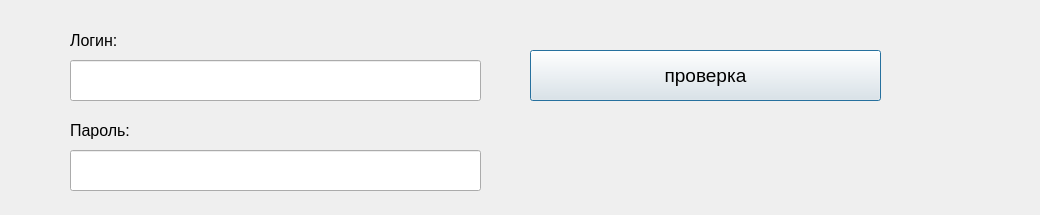
Qt form UIs/UserCheck.ui (Cheshuyka/BookFoU) before a commit.
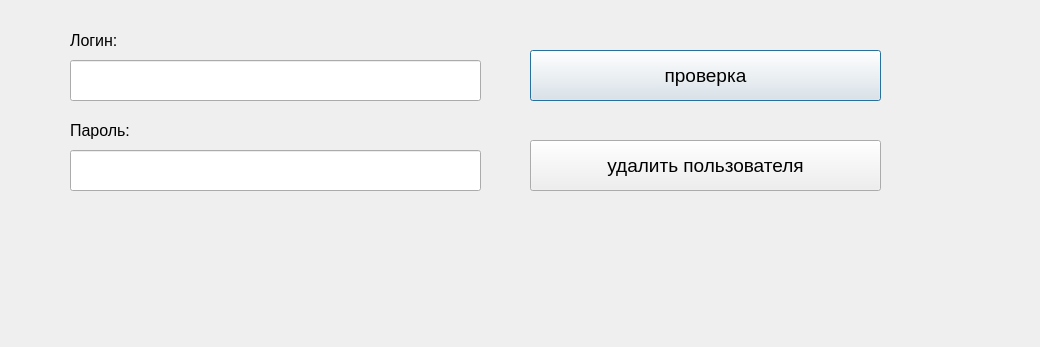
The same form after that commit.

Commit message: Сделал возможность удаления пользователя. Изменил ui для вывода книги, входа в приложение, написания сочинений. Добавил возможность отмечать прочитанные книги. Нужно: сделать возможность показывать уже написанные сочинения.

Patch:
```diff
--- a/UIs/UserCheck.ui
+++ b/UIs/UserCheck.ui
@@ -7,7 +7,7 @@
     <x>0</x>
     <y>0</y>
     <width>1040</width>
-    <height>215</height>
+    <height>347</height>
    </rect>
   </property>
   <property name="windowTitle">
@@ -107,7 +107,7 @@
    <property name="geometry">
     <rect>
      <x>530</x>
-     <y>130</y>
+     <y>260</y>
      <width>491</width>
      <height>71</height>
     </rect>
@@ -121,6 +121,24 @@
     <string/>
    </property>
   </widget>
+  <widget class="QPushButton" name="delete_btn">
+   <property name="geometry">
+    <rect>
+     <x>530</x>
+     <y>140</y>
+     <width>351</width>
+     <height>51</height>
+    </rect>
+   </property>
+   <property name="font">
+    <font>
+     <pointsize>14</pointsize>
+    </font>
+   </property>
+   <property name="text">
+    <string>удалить пользователя</string>
+   </property>
+  </widget>
  </widget>
  <resources/>
  <connections/>
```
The commit also changes 8 other files.
